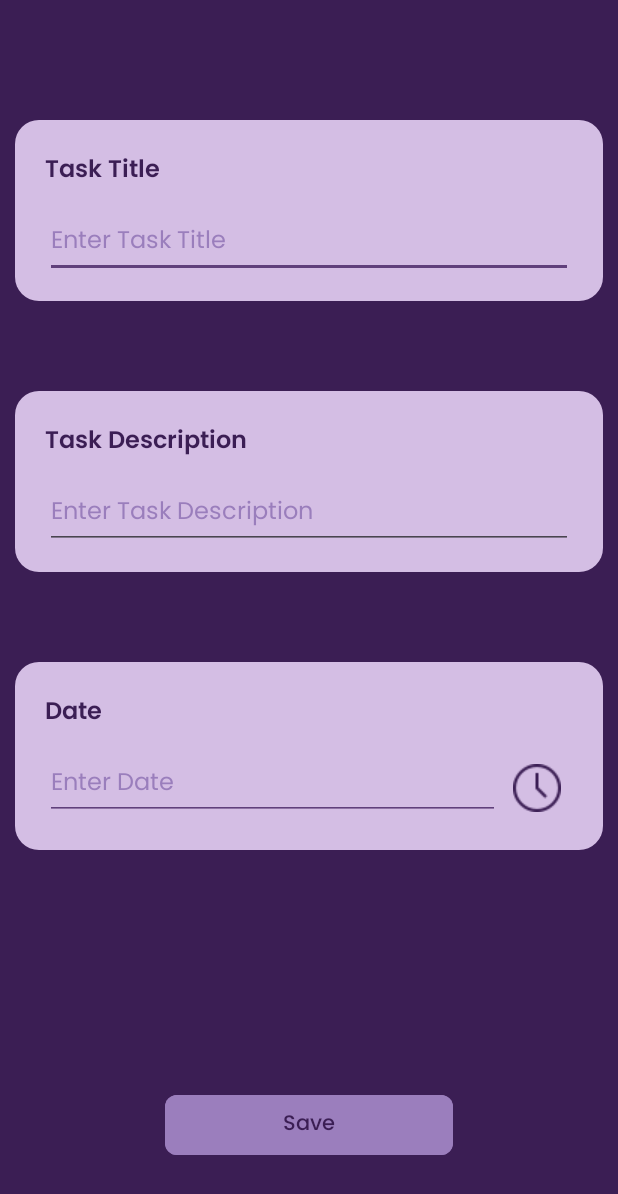
After one commit to Poppy-git/TaskManagerApp, an Android app: the layout activity_add_monthly.xml on its own in the app's theme, with its tools: preview values and no code run, on a phone screen of 412 x 824 dp. The commit adds this screen. Shown: the top 1194 px of the screen. Run offline under Robolectric (Android 15) with nearby library versions, the phone set to English and light mode, and no system bars.

Commit message:
Commit 3

```diff
--- a/app/src/main/AndroidManifest.xml
+++ b/app/src/main/AndroidManifest.xml
@@ -12,6 +12,9 @@
         android:supportsRtl="true"
         android:theme="@style/Theme.TaskManagerApp"
         tools:targetApi="31">
+        <activity
+            android:name=".AddMonthly"
+            android:exported="false" />
         <activity
             android:name=".AddDaily"
             android:exported="false" />
--- /dev/null
+++ b/app/src/main/java/com/example/taskmanagerapp/AddMonthly.java
@@ -0,0 +1,78 @@
+package com.example.taskmanagerapp;
+
+import android.app.DatePickerDialog;
+import android.content.Intent;
+import android.os.Bundle;
+import android.view.View;
+import android.widget.Button;
+import android.widget.DatePicker;
+import android.widget.EditText;
+import android.widget.ImageButton;
+import android.widget.TextView;
+
+import androidx.activity.EdgeToEdge;
+import androidx.appcompat.app.AppCompatActivity;
+import androidx.core.graphics.Insets;
+import androidx.core.view.ViewCompat;
+import androidx.core.view.WindowInsetsCompat;
+
+import com.example.taskmanagerapp.entity.Task;
+import com.example.taskmanagerapp.helper.DatabaseHelper;
+import com.google.android.material.timepicker.MaterialTimePicker;
+import com.google.android.material.timepicker.TimeFormat;
+
+import java.text.MessageFormat;
+import java.util.Locale;
+
+public class AddMonthly extends AppCompatActivity {
+
+    EditText txtTitle, txtDescription;
+    TextView txtEnterDate;
+    ImageButton btnclock;
+    Button btnsave;
+
+    @Override
+    protected void onCreate(Bundle savedInstanceState) {
+        super.onCreate(savedInstanceState);
+        EdgeToEdge.enable(this);
+        setContentView(R.layout.activity_add_daily);
+
+        txtTitle = findViewById(R.id.txtTitle);
+        txtDescription = findViewById(R.id.txtDescription);
+        txtEnterDate = findViewById(R.id.txtEnterTime);
+        btnclock = findViewById(R.id.btnClock);
+        btnsave = findViewById(R.id.btnsave);
+
+        btnclock.setOnClickListener(new View.OnClickListener() {
+            @Override
+            public void onClick(View v) {
+                openDialog();
+            }
+        });
+
+        btnsave.setOnClickListener(v-> {
+            String taskTitle =txtTitle.getText().toString();
+            String taskDescription = txtDescription.getText().toString();
+            String taskTime = txtEnterDate.getText().toString();
+
+
+            DatabaseHelper dh = new DatabaseHelper(AddMonthly.this);
+            Task task = new Task(taskTitle, taskDescription, taskTime);
+            dh.createTask(task);
+
+            Intent i = new Intent(AddMonthly.this, AddEdit.class);
+            startActivity(i);
+            finish();
+        });
+    }
+
+    private void openDialog() {
+        DatePickerDialog dialog = new DatePickerDialog(this, new DatePickerDialog.OnDateSetListener() {
+            @Override
+            public void onDateSet(DatePicker view, int year, int month, int dayOfMonth) {
+                txtEnterDate.setText(String.valueOf(year)+"."+String.valueOf(month)+"."+String.valueOf(dayOfMonth)+".");
+            }
+        },2024,0, 15);
+        dialog.show();
+    }
+}
--- a/app/src/main/java/com/example/taskmanagerapp/helper/TaskAdapter.java
+++ b/app/src/main/java/com/example/taskmanagerapp/helper/TaskAdapter.java
@@ -26,7 +26,6 @@ public class TaskAdapter extends RecyclerView.Adapter<TaskAdapter.MyViewHolder>
         this.context = context;
         this.taskList = contactList;
     }
-
 
     @NonNull
     @Override
--- /dev/null
+++ b/app/src/main/res/layout/activity_add_monthly.xml
@@ -0,0 +1,163 @@
+<?xml version="1.0" encoding="utf-8"?>
+<LinearLayout xmlns:android="http://schemas.android.com/apk/res/android"
+    xmlns:app="http://schemas.android.com/apk/res-auto"
+    xmlns:tools="http://schemas.android.com/tools"
+    android:id="@+id/main"
+    android:layout_width="match_parent"
+    android:layout_height="match_parent"
+    android:background="@color/bgColor"
+    android:backgroundTint="@color/bgColor"
+    android:orientation="vertical"
+    tools:context=".AddMonthly">
+
+    <LinearLayout
+        android:layout_width="match_parent"
+        android:layout_height="wrap_content"
+        android:layout_marginLeft="10dp"
+        android:layout_marginTop="80dp"
+        android:layout_marginRight="10dp"
+        android:background="@drawable/rounded_background"
+        android:orientation="vertical">
+
+        <TextView
+            android:id="@+id/txtTaskTitle"
+            android:layout_width="wrap_content"
+            android:layout_height="wrap_content"
+            android:layout_marginLeft="20dp"
+            android:layout_marginTop="20dp"
+            android:layout_marginBottom="10dp"
+            android:fontFamily="@font/poppins_semibold"
+            android:text="Task Title"
+            android:textColor="@color/bgColor"
+            android:textSize="16sp" />
+
+        <EditText
+            android:id="@+id/txtTitle"
+            android:layout_width="match_parent"
+            android:layout_height="wrap_content"
+            android:layout_marginLeft="20dp"
+            android:layout_marginRight="20dp"
+            android:layout_marginBottom="15dp"
+            android:backgroundTint="@color/terColor"
+            android:ems="10"
+            android:fontFamily="@font/poppins"
+            android:hint="Enter Task Title"
+            android:inputType="text"
+            android:textColor="@color/bgColor"
+            android:textColorHint="@color/textHint"
+            android:textSize="16sp" />
+    </LinearLayout>
+
+    <LinearLayout
+        android:layout_width="match_parent"
+        android:layout_height="wrap_content"
+        android:layout_marginLeft="10dp"
+        android:layout_marginTop="60dp"
+        android:layout_marginRight="10dp"
+        android:background="@drawable/rounded_background"
+        android:orientation="vertical">
+
+        <TextView
+            android:id="@+id/txtTaskDescript"
+            android:layout_width="wrap_content"
+            android:layout_height="wrap_content"
+            android:layout_marginLeft="20dp"
+            android:layout_marginTop="20dp"
+            android:layout_marginBottom="10dp"
+            android:fontFamily="@font/poppins_semibold"
+            android:text="Task Description"
+            android:textColor="@color/bgColor"
+            android:textSize="16sp" />
+
+        <EditText
+            android:id="@+id/txtDescription"
+            android:layout_width="match_parent"
+            android:layout_height="wrap_content"
+            android:layout_marginLeft="20dp"
+            android:layout_marginRight="20dp"
+            android:layout_marginBottom="15dp"
+            android:ems="10"
+            android:fontFamily="@font/poppins"
+            android:hint="Enter Task Description"
+            android:inputType="text"
+            android:textColor="@color/bgColor"
+            android:textColorHint="@color/textHint"
+            android:textSize="16sp" />
+
+    </LinearLayout>
+
+    <LinearLayout
+        android:layout_width="match_parent"
+        android:layout_height="wrap_content"
+        android:layout_marginLeft="10dp"
+        android:layout_marginTop="60dp"
+        android:layout_marginRight="10dp"
+        android:background="@drawable/rounded_background"
+        android:orientation="vertical">
+
+        <TextView
+            android:id="@+id/txtTime"
+            android:layout_width="wrap_content"
+            android:layout_height="wrap_content"
+            android:layout_marginLeft="20dp"
+            android:layout_marginTop="20dp"
+            android:layout_marginBottom="10dp"
+            android:fontFamily="@font/poppins_semibold"
+            android:text="Date"
+            android:textColor="@color/bgColor"
+            android:textSize="16sp" />
+
+        <LinearLayout
+            android:layout_width="match_parent"
+            android:layout_height="wrap_content"
+            android:layout_marginLeft="20dp"
+            android:layout_marginRight="20dp"
+            android:layout_marginBottom="15dp"
+            android:orientation="horizontal">
+
+            <EditText
+                android:id="@+id/txtEnterTime"
+                android:layout_width="wrap_content"
+                android:layout_height="wrap_content"
+                android:backgroundTint="@color/terColor"
+                android:ems="13"
+                android:fontFamily="@font/poppins"
+                android:hint="Enter Date"
+                android:inputType="time"
+                android:textColor="@color/bgColor"
+                android:textColorHint="@color/textHint"
+                android:textSize="16sp" />
+
+            <ImageButton
+                android:id="@+id/btnClock"
+                android:layout_width="wrap_content"
+                android:layout_height="wrap_content"
+                android:backgroundTint="#00FFFFFF"
+                app:tint="@color/bgColor"
+                app:srcCompat="@drawable/clock" />
+        </LinearLayout>
+    </LinearLayout>
+
+    <LinearLayout
+        android:layout_width="match_parent"
+        android:layout_height="match_parent"
+        android:gravity="bottom|center_horizontal"
+        android:orientation="vertical">
+
+        <Button
+            android:id="@+id/btnsave"
+            android:layout_width="match_parent"
+            android:layout_height="wrap_content"
+            android:layout_marginLeft="110dp"
+            android:layout_marginTop="30dp"
+            android:layout_marginRight="110dp"
+            android:layout_marginBottom="50dp"
+            android:backgroundTint="@color/secondaryColor"
+            android:fontFamily="@font/poppins_medium"
+            android:text="Save"
+            android:textColor="@color/bgColor"
+            android:textSize="14sp"
+            app:cornerRadius="8dp" />
+    </LinearLayout>
+
+</LinearLayout>
```
